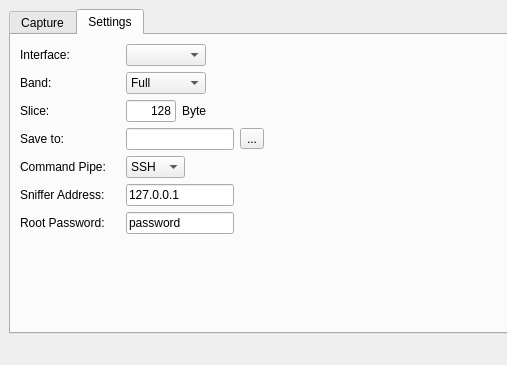
First picture: the form in form.ui, repository wuxiang3000/Qsniffer, before the edit; both pictures show x 0 to 507 and y 0 to 365 of the 800 by 365 pixel window.
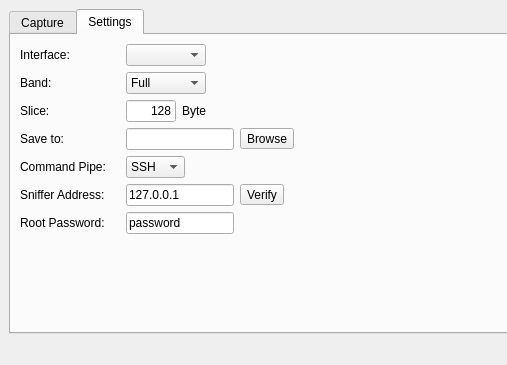
Second picture: the form after the edit. The open tabs and pages were chosen to show the change.

Commit message: emulate iface comboBox

```diff
--- a/form.ui
+++ b/form.ui
@@ -350,7 +350,7 @@
           <item>
            <widget class="QToolButton" name="btn_browser">
             <property name="text">
-             <string>...</string>
+             <string>Browse</string>
             </property>
            </widget>
           </item>
@@ -447,6 +447,13 @@
             </property>
            </widget>
           </item>
+          <item>
+           <widget class="QToolButton" name="toolButton">
+            <property name="text">
+             <string>Verify</string>
+            </property>
+           </widget>
+          </item>
           <item>
            <spacer name="horizontalSpacer_7">
             <property name="orientation">
```
Left out of the diff: 2 changed lines with no effect on the pictures. The commit also changes 1 other file.
